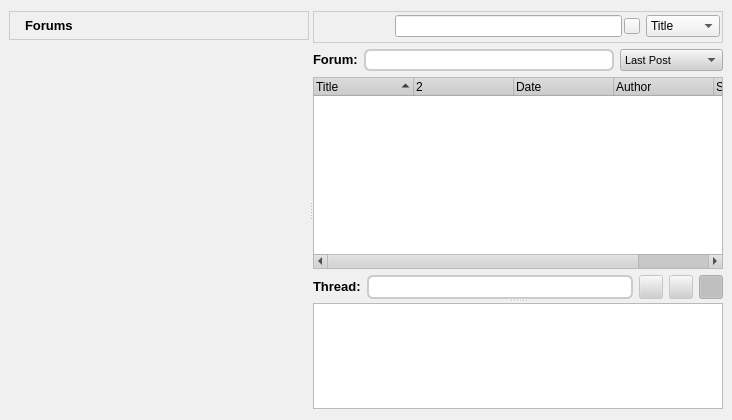
Before: the Qt Designer form retroshare-gui/src/gui/ForumsDialog.ui in RetroShare/RetroShare, drawn with Qt 5.
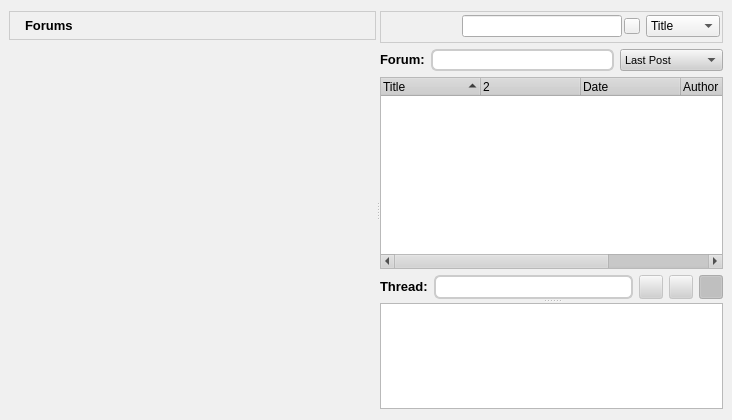
After: the same form once the commit is applied. Icons and pictures are not drawn. Custom widgets are drawn as their Qt base class.

Commit message: Removed maximum size of the splitter in ForumsDialog and ChannelFeed. Save and load the splitter state of the ChannelFeed.

```diff
--- a/retroshare-gui/src/gui/ForumsDialog.ui
+++ b/retroshare-gui/src/gui/ForumsDialog.ui
@@ -518,12 +518,6 @@
       <enum>Qt::Horizontal</enum>
      </property>
      <widget class="QFrame" name="frame">
-      <property name="maximumSize">
-       <size>
-        <width>300</width>
-        <height>16777215</height>
-       </size>
-      </property>
       <property name="baseSize">
        <size>
         <width>220</width>
@@ -548,24 +542,6 @@
        </property>
        <item row="0" column="0">
         <widget class="QFrame" name="chheaderframe">
-         <property name="minimumSize">
-          <size>
-           <width>0</width>
-           <height>0</height>
-          </size>
-         </property>
-         <property name="maximumSize">
-          <size>
-           <width>16777215</width>
-           <height>16777215</height>
-          </size>
-         </property>
-         <property name="baseSize">
-          <size>
-           <width>0</width>
-           <height>0</height>
-          </size>
-         </property>
          <property name="styleSheet">
           <string notr="true"> QFrame#chheaderframe{
 background-color: qlineargradient(x1:0, y1:0, x2:0, y2:1,
```
Left out of the diff: 10 changed lines with no effect on the pictures. The commit also changes 4 other files.
